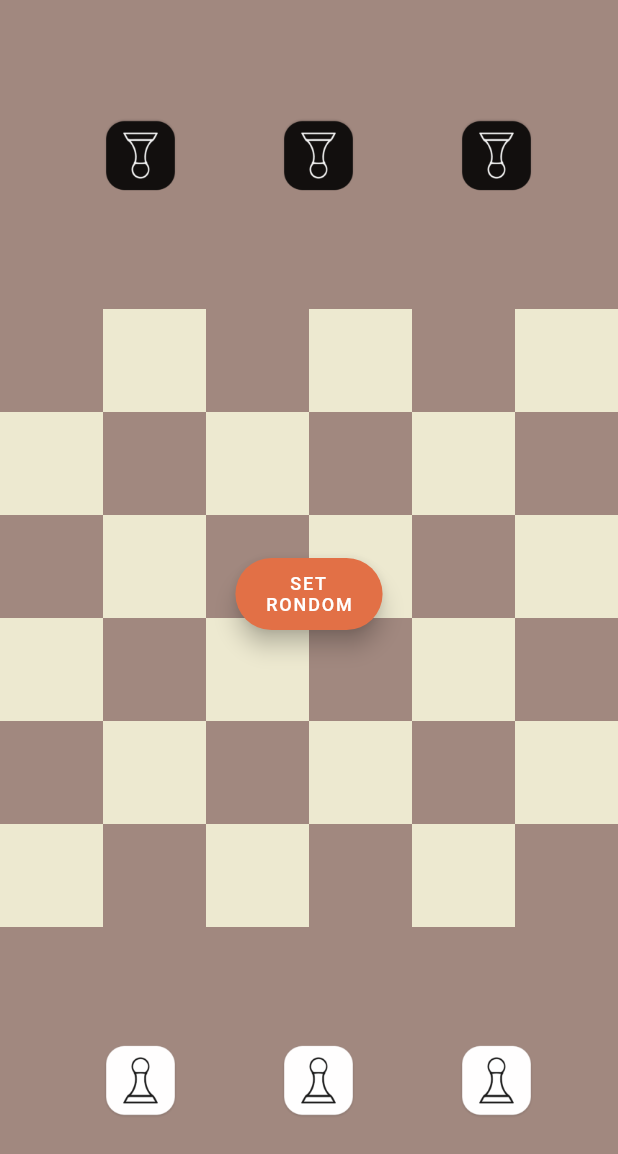
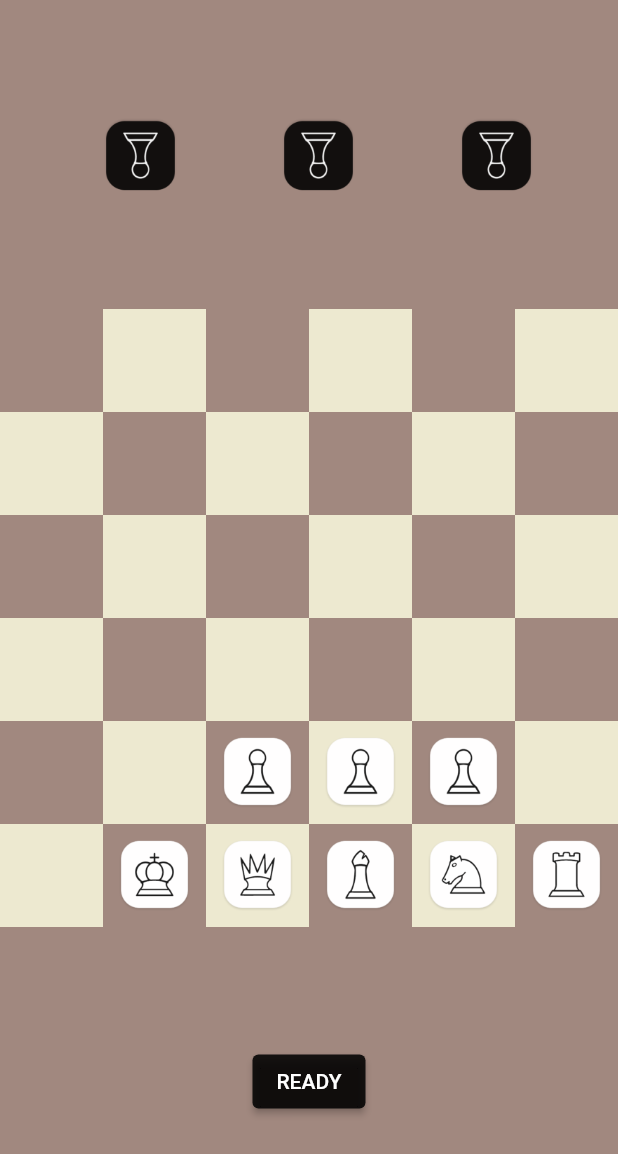
Before and after one commit to batuhanozcan1605/bluff_chess, a Flutter app: the MatchScreen screen opened directly, after a tap on an icon or button, on a phone screen of 412 x 824 dp. Shown: the top 1154 px of the screen. Run offline on Flutter 3.47's test engine with Material 2 defaults, Android fonts, the phone set to English and light mode, and no system bars; our stand-ins replace smooth_page_indicator.

Commit message:
white set random is working. black pending.

```diff
--- a/lib/screens/matchscreen.dart
+++ b/lib/screens/matchscreen.dart
@@ -1,3 +1,5 @@
+import 'dart:math';
+
 import 'package:bluff_chess/static.dart';
 import 'package:bluff_chess/widgets/widgets.dart';
 import 'package:flutter/material.dart';
@@ -39,7 +41,12 @@ class _MatchScreenState extends State<MatchScreen> {
   bool allWhitePiecesAreOn = false;
   bool allBlackPiecesAreOn = false;
   bool setUpIsTapped = false;
-
+  //Set Random
+  final _random = Random();
+  int nextRandom(list) => list[_random.nextInt(list.length)];
+  bool randomSetWhite = false;
+  bool randomSetBlack = false;
+  //
   String colorOfCurrentlySelectedPiece = 'white';
   String currentlySelectedPiece = '';
   bool aPieceIsSelected = false;
@@ -218,6 +225,7 @@ class _MatchScreenState extends State<MatchScreen> {
     ['setup', 'pawn', 'white'],
     ['setup', 'pawn', 'white'],
   ];
+
   List setupBlackPawns = [
     ['setup', 'pawn', 'black'],
     ['setup', 'pawn', 'black'],
@@ -1012,7 +1020,6 @@ class _MatchScreenState extends State<MatchScreen> {
     var listToReduce = whiteTurn ? listWhite : listBlack;
     int denum = newWhitePieces ? 15 : 6;
     int denumB = newBlackPieces ? 15 : 6;
-
 
     return SafeArea(
       child: Scaffold(
@@ -1365,7 +1372,9 @@ class _MatchScreenState extends State<MatchScreen> {
             ),
           ],
         ),
-        floatingActionButton: setUpPhase ? Center(child: whiteTurn ? buildSetRandomWhite() : buildSetRandomBlack())
+        floatingActionButton: setUpPhase ? Center(child: whiteTurn && !randomSetWhite ? buildSetRandomWhite() :
+              !whiteTurn ? buildSetRandomBlack()
+                  : Container())
             : Container(),
         floatingActionButtonLocation: FloatingActionButtonLocation.centerFloat,
       ),
@@ -1558,13 +1567,39 @@ class _MatchScreenState extends State<MatchScreen> {
   }
 
  Widget showScore(score) => Text("Score: $score", style: TextStyle(color: Colors.white),);
+
  Widget buildSetRandomWhite() => FloatingActionButton.extended(
    backgroundColor: Color(0xFFE27046),
    label: Text('SET\nRONDOM',
        textAlign: TextAlign.center,
        style: TextStyle(color: Colors.white, fontSize: 12)),
    onPressed: () {
-     print('Random White Set');
+     setupWhitePawns = Static.setupWhitePawns;
+     setUpWhitePieces = Static.setUpWhitePieces;
+     for(var i = 24; i < 36; i++){
+       print(i);
+       pieces[i][1] = 'x';
+       pieces[i][2] = '';
+     }
+     var listWhitePawn = [for (var i = 24; i <= 29; i++) i];
+     var listWhitePieces = [for (var i = 30; i <= 35; i++) i];
+     setState(() {
+
+       for(var i = 0; i < 3; i++){
+          int r = nextRandom(listWhitePawn);
+          pieces[r][1] = setupWhitePawns[i][1];
+          pieces[r][2] = setupWhitePawns[i][2];
+          listWhitePawn.remove(r);
+       }
+       for(var i = 0; i < 5; i++){
+         int r = nextRandom(listWhitePieces);
+         pieces[r][1] = setUpWhitePieces[i][1];
+         pieces[r][2] = setUpWhitePieces[i][2];
+         listWhitePieces.remove(r);
+       }
+     });
+     allWhitePiecesAreOn = true;
+     randomSetWhite = true;
    },
  );
   Widget buildSetRandomBlack() => FloatingActionButton.extended(
--- a/lib/static.dart
+++ b/lib/static.dart
@@ -21,5 +21,32 @@ class Static {
     35,
   ];
 
+  static const List setupWhitePawns = [
+  ['setup', 'pawn', 'white'],
+  ['setup', 'pawn', 'white'],
+  ['setup', 'pawn', 'white'],
+  ];
+
+  static const List setupBlackPawns = [
+    ['setup', 'pawn', 'black'],
+    ['setup', 'pawn', 'black'],
+    ['setup', 'pawn', 'black'],
+  ];
+
+  static const List setUpWhitePieces = [
+    ['setup', 'bishop', 'white'],
+    ['setup', 'king', 'white'],
+    ['setup', 'knight', 'white'],
+    ['setup', 'queen', 'white'],
+    ['setup', 'rook', 'white'],
+  ];
+
+  static const List setupBlackPieces = [
+    ['setup', 'bishop', 'black'],
+    ['setup', 'king', 'black'],
+    ['setup', 'knight', 'black'],
+    ['setup', 'queen', 'black'],
+    ['setup', 'rook', 'black'],
+  ];
 
 }
```
